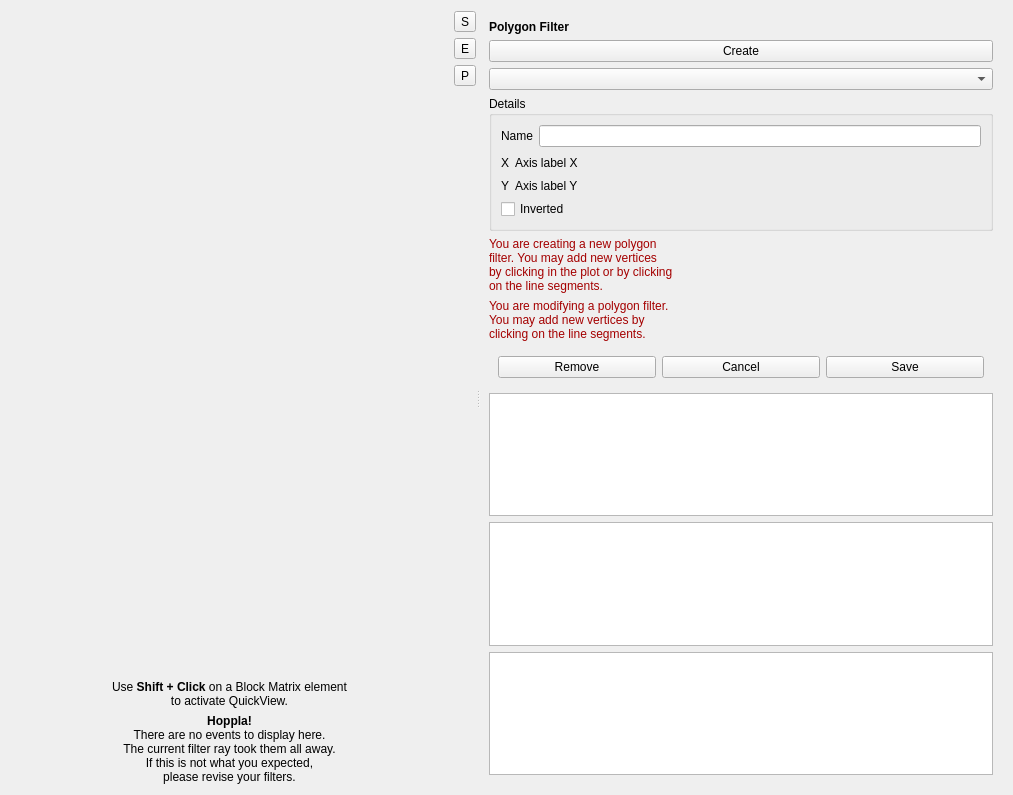
This is dcscope/gui/quick_view/qv_main.ui in DC-analysis/DCscope as Qt 5 draws it before an edit. The edited form follows.
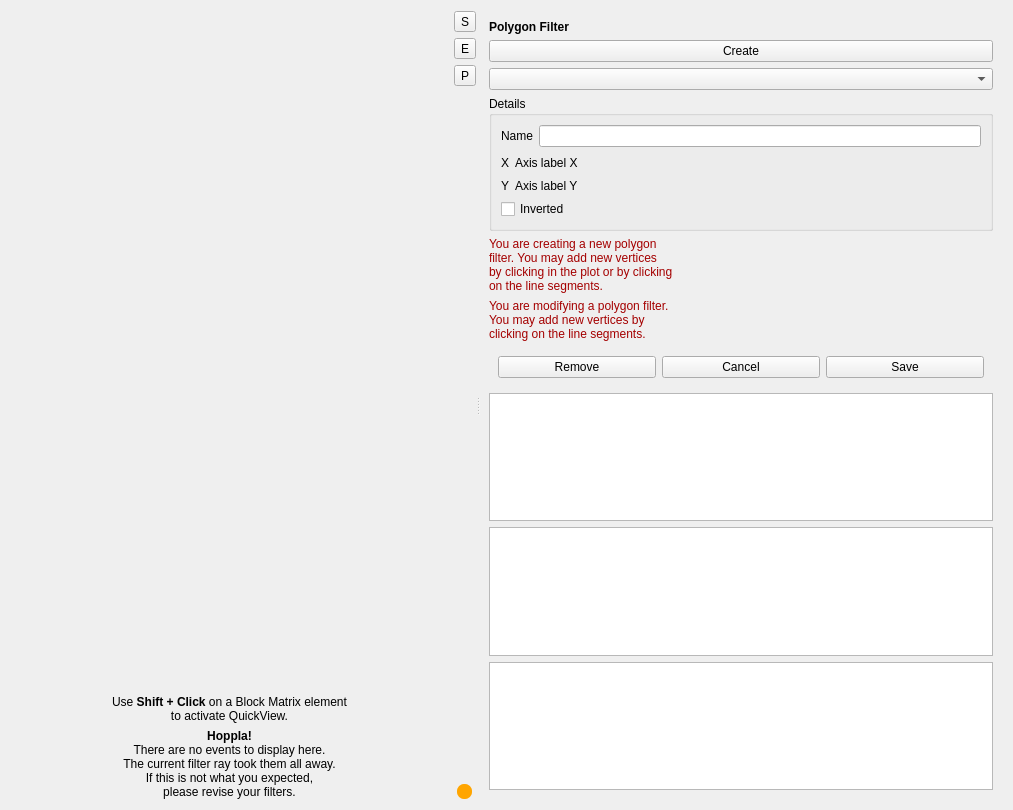
This is the edited form. The open tabs and pages were chosen to show the change. Icons and pictures are not drawn. Custom widgets are drawn as their Qt base class.

Commit message: enh: busy indicator in QuickView when event data is fetched in the background

```diff
--- a/dcscope/gui/quick_view/qv_main.ui
+++ b/dcscope/gui/quick_view/qv_main.ui
@@ -7,7 +7,7 @@
     <x>0</x>
     <y>0</y>
     <width>1013</width>
-    <height>795</height>
+    <height>810</height>
    </rect>
   </property>
   <property name="minimumSize">
@@ -184,6 +184,25 @@
               </property>
              </spacer>
             </item>
+            <item alignment="Qt::AlignmentFlag::AlignHCenter">
+             <widget class="QWidget" name="widget_waiter" native="true">
+              <property name="minimumSize">
+               <size>
+                <width>15</width>
+                <height>15</height>
+               </size>
+              </property>
+              <property name="maximumSize">
+               <size>
+                <width>15</width>
+                <height>15</height>
+               </size>
+              </property>
+              <property name="styleSheet">
+               <string notr="true">background-color:orange;border-radius:7px</string>
+              </property>
+             </widget>
+            </item>
            </layout>
           </widget>
          </item>
```
Left out of the diff: 2 changed lines with no effect on the pictures. The commit also changes 3 other files.
